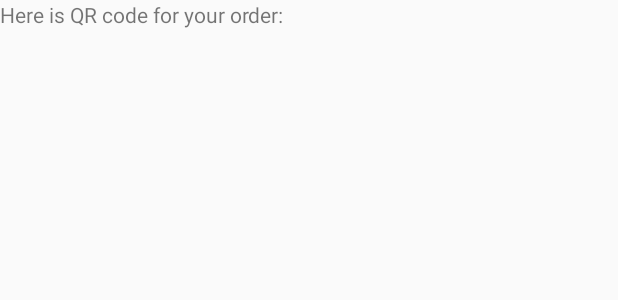
After one commit to hjkBest/COMP602_Mobile_takeaway_App, an Android app: the layout activity_generate_qr.xml on its own in the app's theme, with its tools: preview values and no code run, on a phone screen of 412 x 824 dp. The commit adds this screen. Shown: the top 300 px of the screen. Run offline under Robolectric (Android 15) with nearby library versions, the phone set to English and light mode, and no system bars.

Commit message:
Add files via upload

```diff
--- /dev/null
+++ b/app/src/main/res/layout/activity_generate_qr.xml
@@ -0,0 +1,21 @@
+<?xml version="1.0" encoding="utf-8"?>
+<android.support.design.widget.CoordinatorLayout xmlns:android="http://schemas.android.com/apk/res/android"
+    xmlns:app="http://schemas.android.com/apk/res-auto"
+    xmlns:tools="http://schemas.android.com/tools"
+    android:layout_width="match_parent"
+    android:layout_height="match_parent"
+    tools:context=".generateQR">
+
+
+    <TextView
+        android:layout_width="match_parent"
+        android:layout_height="match_parent"
+        android:text="Here is QR code for your order:"/>
+
+    <android.support.v7.widget.AppCompatImageView
+        android:layout_gravity="center"
+        android:layout_width="wrap_content"
+        android:layout_height="wrap_content"
+        android:id="@+id/QRCODE"/>
+
+</android.support.design.widget.CoordinatorLayout>
--- a/app/src/main/res/layout/dialog_select.xml
+++ b/app/src/main/res/layout/dialog_select.xml
@@ -24,6 +24,7 @@
         android:textSize="25dp"
         android:layout_gravity="center"/>
 
+
     <EditText
         android:id = "@+id/inputtext"
         android:layout_width="match_parent"
```
Also changed, not shown: app/src/main/res/layout/activity_display_infor.xml (added, +14 -0 lines), app/src/main/res/layout/activity_scan_qr.xml (added, +16 -0 lines), app/src/main/res/layout/activity_sendmessage.xml (+12 -16 lines).
